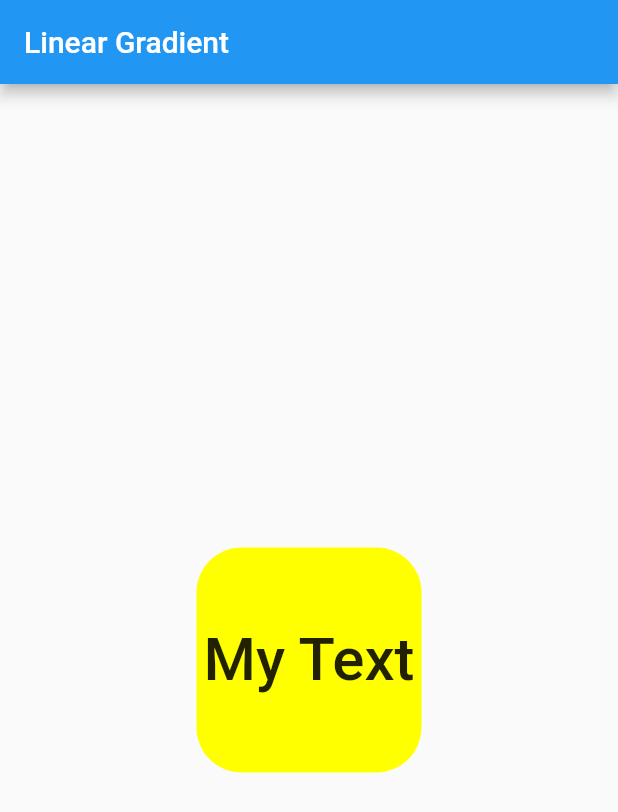
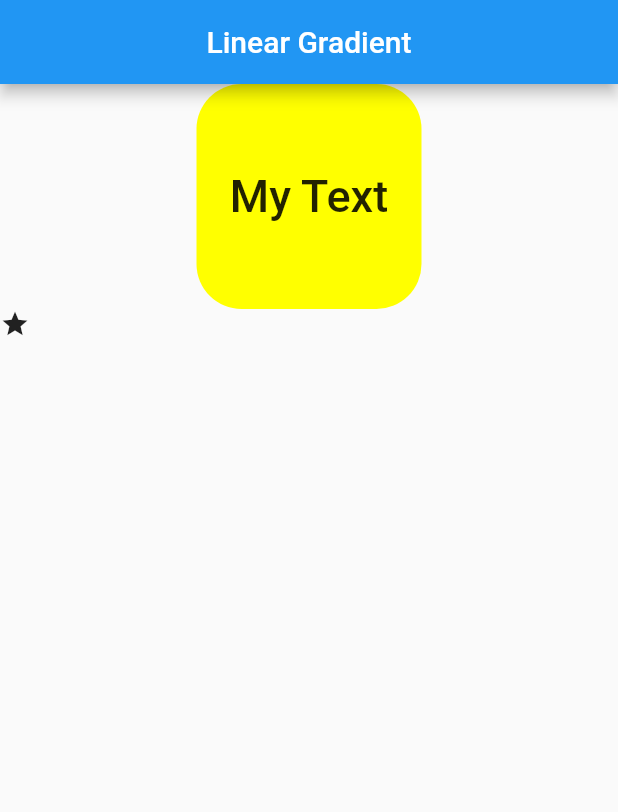
Before and after one commit to Tosin8/random_practice, a Flutter app: the screen it shows after launch, on a phone screen of 412 x 824 dp. Shown: the top 812 px of the screen. Run offline on Flutter 3.47's test engine with Material 2 defaults, Android fonts, the phone set to English and light mode, and no system bars.

Commit message:
Using Flutter layout cheat sheet exercises

```diff
--- a/lib/main.dart
+++ b/lib/main.dart
@@ -13,6 +13,7 @@ class MyApp extends StatelessWidget {
   Widget build(BuildContext context) {
     return MaterialApp(
       title: 'Daily Practice',
+      debugShowCheckedModeBanner: false,
       theme: ThemeData(
         primarySwatch: Colors.blue,
       ),
--- a/lib/practice.dart
+++ b/lib/practice.dart
@@ -12,9 +12,13 @@ class _Linear_GradientState extends State<Linear_Gradient> {
   Widget build(BuildContext context) {
     return Scaffold(
         appBar: AppBar(
-          title: const Text('Linear Gradient'),
+          title: const Text(
+            'Linear Gradient',
           ),
-        body: Center(
+          centerTitle: true,
+        ),
+        body: Column(children: [
+          Center(
               child: Container(
                   height: 150,
                   width: 150,
@@ -26,11 +30,17 @@ class _Linear_GradientState extends State<Linear_Gradient> {
                     child: Text(
                       'My Text',
                       style: TextStyle(
-                      fontSize: 40,
+                        fontSize: 30,
                         fontWeight: FontWeight.w500,
                       ),
                       textAlign: TextAlign.center,
                     ),
-                ))));
+                  ))),
+          Row(
+            children: const [
+              Icon(Icons.star, size: 20),
+            ],
+          )
+        ]));
   }
 }
```
Lines whose indentation alone changed are shown as unchanged.
